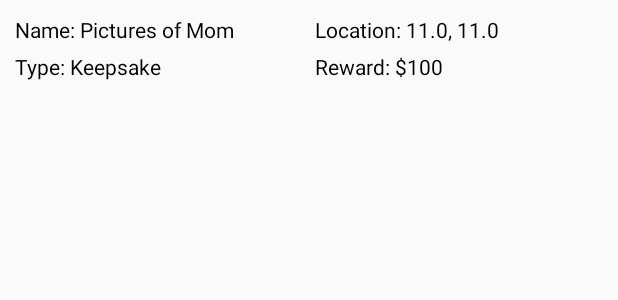
After one commit to drewteachout/WheresMyStuff, an Android app: the layout row_item.xml on its own in the app's theme, with its tools: preview values and no code run, on a phone screen of 412 x 824 dp. The commit adds this screen. Shown: the top 300 px of the screen. Run offline under Robolectric (Android 15) with nearby library versions, the phone set to English and light mode, and no system bars.

Commit message:
Created custom adapter to better display list of items.

```diff
--- a/app/src/main/java/com/example/drew/wheresmystuff/controllers/HomeScreenActivity.java
+++ b/app/src/main/java/com/example/drew/wheresmystuff/controllers/HomeScreenActivity.java
@@ -35,13 +35,13 @@ public class HomeScreenActivity extends AppCompatActivity {
 
     // Click method to got to new Lost Item
     protected void onLostItemPressed(View view) {
-        Intent lostItemPressed = new Intent(getApplicationContext(), ReportLostItemActivity.class);
+        Intent lostItemPressed = new Intent(this, ReportLostItemActivity.class);
         startActivity(lostItemPressed);
     }
 
     // Click method to view lost items
     protected void onViewItemReportsPressed(View view) {
-        Intent i = new Intent(getApplicationContext(), LostItemsActivity.class);
+        Intent i = new Intent(this, LostItemsActivity.class);
         startActivity(i);
     }
 }
--- a/app/src/main/java/com/example/drew/wheresmystuff/model/ItemReport.java
+++ b/app/src/main/java/com/example/drew/wheresmystuff/model/ItemReport.java
@@ -98,6 +98,12 @@ public class ItemReport {
 
     /**
      *
+     * @return the item's reward
+     */
+    public String getReward() {return reward;}
+
+    /**
+     *
      * @return the report's id
      */
     public int getReportID() {return reportID;}
--- /dev/null
+++ b/app/src/main/res/layout/row_item.xml
@@ -0,0 +1,48 @@
+<?xml version="1.0" encoding="utf-8"?>
+<RelativeLayout xmlns:android="http://schemas.android.com/apk/res/android"
+    android:layout_width="match_parent"
+    android:layout_height="wrap_content"
+    android:orientation="vertical"
+    android:padding="10dp">
+
+    <TextView
+        android:id="@+id/adapterName"
+        android:layout_width="200dp"
+        android:layout_height="wrap_content"
+        android:layout_alignParentTop="true"
+        android:text="Name: Pictures of Mom"
+        android:textAppearance="?android:attr/textAppearanceSmall"
+        android:textColor="@android:color/black" />
+
+
+    <TextView
+        android:id="@+id/adapterType"
+        android:layout_width="200dp"
+        android:layout_height="wrap_content"
+        android:layout_below="@+id/adapterName"
+        android:layout_marginTop="5dp"
+        android:text="Type: Keepsake"
+        android:textColor="@android:color/black" />
+
+    <TextView
+        android:id="@+id/adapterLocation"
+        android:layout_width="wrap_content"
+        android:layout_height="wrap_content"
+        android:text="Location: 11.0, 11.0"
+        android:textAppearance="?android:attr/textAppearanceSmall"
+        android:textColor="@android:color/black"
+        android:layout_alignParentTop="true"
+        android:layout_toEndOf="@+id/adapterName" />
+
+    <TextView
+        android:id="@+id/adapterReward"
+        android:layout_width="wrap_content"
+        android:layout_height="wrap_content"
+        android:layout_below="@+id/adapterLocation"
+        android:layout_toRightOf="@+id/adapterType"
+        android:layout_marginTop="5dp"
+        android:text="Reward: $100"
+        android:textColor="@android:color/black" />
+
+
+</RelativeLayout>
```
Also changed, not shown: app/src/main/java/com/example/drew/wheresmystuff/controllers/LostItemsActivity.java (+20 -19 lines), app/src/main/java/com/example/drew/wheresmystuff/model/ItemAdapter.java (added, +56 -0 lines), app/src/main/java/com/example/drew/wheresmystuff/model/ItemReportManager.java (+11 -1 lines), app/src/main/res/layout/activity_view_item_reports.xml (+17 -2 lines).
